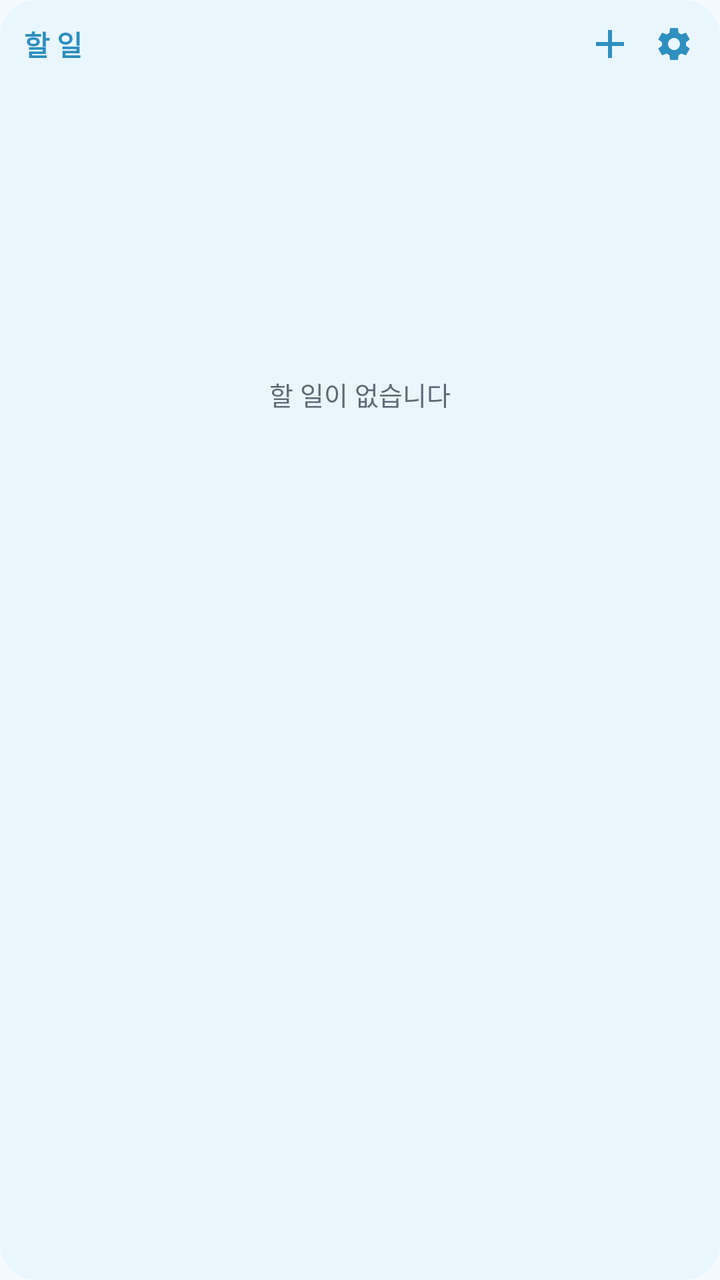
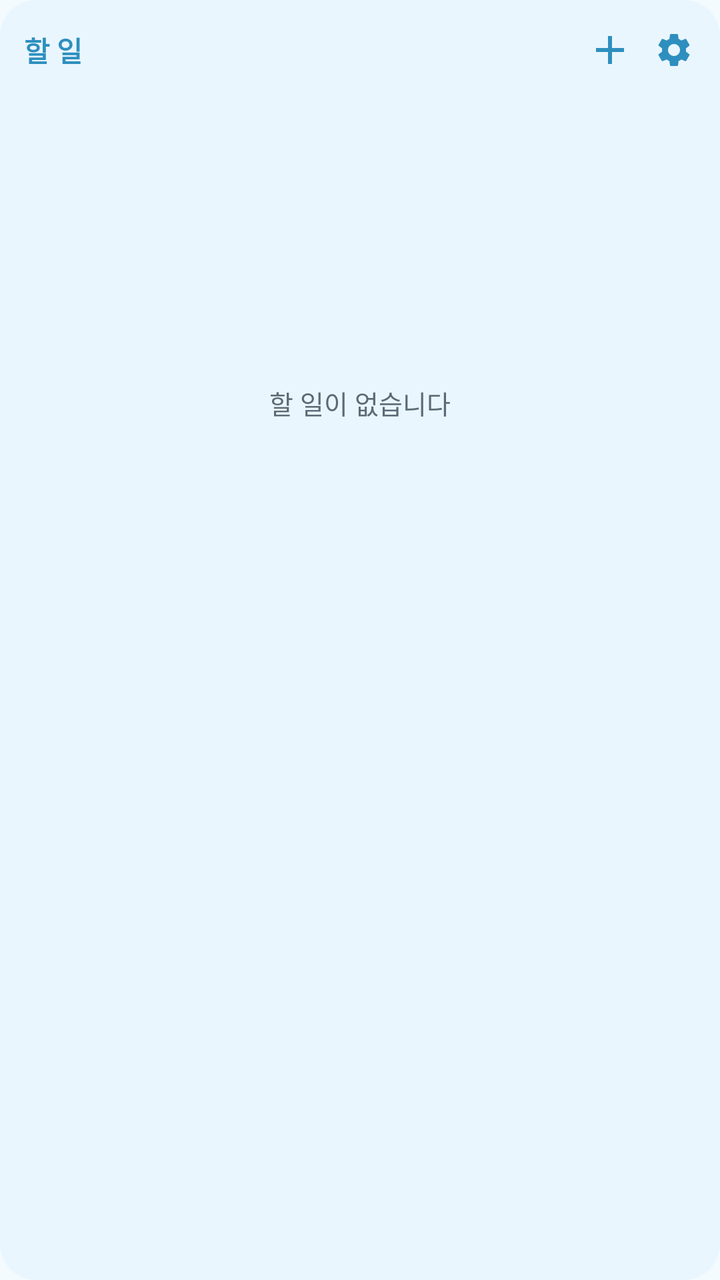

Before-and-after screenshots of an Android layout around one commit, followed by the original layout XML and the change that was made.
<!-- AndroidManifest.xml: application theme Theme.TodoLock -->
<!-- res/layout/widget_todo.xml -->
<?xml version="1.0" encoding="utf-8"?>
<LinearLayout xmlns:android="http://schemas.android.com/apk/res/android"
    android:layout_width="match_parent"
    android:layout_height="match_parent"
    android:orientation="vertical">

    
    <FrameLayout
        android:layout_width="match_parent"
        android:layout_height="wrap_content">

        <ImageView
            android:id="@+id/wHeadBg"
            android:layout_width="match_parent"
            android:layout_height="match_parent"
            android:scaleType="fitXY"
            android:src="@drawable/widget_head"
            android:contentDescription="@null" />

        <LinearLayout
            android:layout_width="match_parent"
            android:layout_height="wrap_content"
            android:orientation="horizontal"
            android:gravity="center_vertical"
            android:paddingStart="12dp"
            android:paddingEnd="8dp"
            android:paddingTop="7dp"
            android:paddingBottom="7dp">

            <TextView
                android:id="@+id/wCount"
                android:layout_width="0dp"
                android:layout_height="wrap_content"
                android:layout_weight="1"
                android:textSize="14sp"
                android:textStyle="bold"
                android:textColor="@color/sky_heading"
                android:maxLines="1"
                android:ellipsize="end"
                android:text="@string/widget_name" />

            <ImageView
                android:id="@+id/wAdd"
                android:layout_width="30dp"
                android:layout_height="30dp"
                android:padding="3dp"
                android:src="@drawable/ic_add"
                android:tint="@color/sky_heading"
                android:contentDescription="할 일 추가" />

            <ImageView
                android:id="@+id/wSettings"
                android:layout_width="30dp"
                android:layout_height="30dp"
                android:layout_marginStart="2dp"
                android:padding="5dp"
                android:src="@drawable/ic_settings"
                android:tint="@color/sky_heading"
                android:contentDescription="위젯 설정" />
        </LinearLayout>
    </FrameLayout>

    
    <FrameLayout
        android:layout_width="match_parent"
        android:layout_height="0dp"
        android:layout_weight="1">

        <ImageView
            android:id="@+id/wBg"
            android:layout_width="match_parent"
            android:layout_height="match_parent"
            android:scaleType="fitXY"
            android:src="@drawable/widget_bg"
            android:contentDescription="@null" />

        <LinearLayout
            android:layout_width="match_parent"
            android:layout_height="match_parent"
            android:orientation="vertical"
            android:padding="8dp">

            
            <TextView
                android:id="@+id/wEmpty"
                android:layout_width="match_parent"
                android:layout_height="0dp"
                android:layout_weight="1"
                android:gravity="center"
                android:textSize="13sp"
                android:textColor="@color/widget_text_dim"
                android:text="할 일이 없습니다" />

            <ListView
                android:id="@+id/wList"
                android:layout_width="match_parent"
                android:layout_height="0dp"
                android:layout_weight="1"
                android:divider="@null"
                android:dividerHeight="0dp" />
        </LinearLayout>
    </FrameLayout>
</LinearLayout>
<!-- resources referenced by this layout -->
<resources>
  <color name="sky_heading">#2E8FBF</color>
  <color name="widget_text_dim">#5A6B75</color>
  <!-- drawable ic_add (drawable) -->
  <?xml version="1.0" encoding="utf-8"?>
  <vector xmlns:android="http://schemas.android.com/apk/res/android"
      android:width="24dp"
      android:height="24dp"
      android:viewportWidth="24"
      android:viewportHeight="24">
      <path
          android:fillColor="@android:color/white"
          android:pathData="M19,13h-6v6h-2v-6H5v-2h6V5h2v6h6z" />
  </vector>
  <!-- drawable widget_bg (drawable) -->
  <?xml version="1.0" encoding="utf-8"?>
  <shape xmlns:android="http://schemas.android.com/apk/res/android"
      android:shape="rectangle">
      <solid android:color="@color/widget_bg" />
      <corners
          android:topLeftRadius="0dp"
          android:topRightRadius="0dp"
          android:bottomLeftRadius="18dp"
          android:bottomRightRadius="18dp" />
  </shape>
  <!-- drawable widget_head (drawable) -->
  <?xml version="1.0" encoding="utf-8"?>
  <shape xmlns:android="http://schemas.android.com/apk/res/android"
      android:shape="rectangle">
      <solid android:color="@color/widget_bg" />
      <corners
          android:topLeftRadius="18dp"
          android:topRightRadius="18dp"
          android:bottomLeftRadius="0dp"
          android:bottomRightRadius="0dp" />
  </shape>
  <string name="widget_name">할 일</string>
  <color name="widget_bg">#EAF6FE</color>
  <color name="md_primary">#2489B8</color>
  <color name="md_on_primary">#FFFFFF</color>
  <color name="md_primary_container">#DCF2FE</color>
  <color name="md_on_primary_container">#1B5673</color>
  <color name="md_secondary">#4E616D</color>
  <color name="md_on_secondary">#FFFFFF</color>
  <color name="md_secondary_container">#D1E5F4</color>
  <color name="md_on_secondary_container">#0A1E28</color>
  <color name="md_tertiary">#5F5B7D</color>
  <color name="md_on_tertiary">#FFFFFF</color>
  <color name="md_tertiary_container">#E5DEFF</color>
  <color name="md_on_tertiary_container">#1B1736</color>
  <color name="md_error">#BA1A1A</color>
  <color name="md_on_error">#FFFFFF</color>
  <color name="md_error_container">#FFDAD6</color>
  <color name="md_on_error_container">#410002</color>
  <color name="md_background">#F4FBFF</color>
  <color name="md_on_background">#2C3A42</color>
  <color name="md_surface">#F4FBFF</color>
  <color name="md_on_surface">#2C3A42</color>
  <color name="md_surface_variant">#E3EEF5</color>
  <color name="md_on_surface_variant">#5A6B75</color>
  <color name="md_outline">#9BB0BC</color>
  <color name="md_outline_variant">#D3E2EB</color>
  <color name="md_inverse_surface">#2E3133</color>
  <color name="md_inverse_on_surface">#EFF1F3</color>
  <color name="md_inverse_primary">#83CFFF</color>
  <color name="md_surface_dim">#DDEBF4</color>
  <color name="md_surface_bright">#FBFDFF</color>
  <color name="md_surface_container_lowest">#FFFFFF</color>
  <color name="md_surface_container_low">#F9FCFF</color>
  <color name="md_surface_container">#EFF8FE</color>
  <color name="md_surface_container_high">#E7F4FD</color>
  <color name="md_surface_container_highest">#DEEFFB</color>
  <color name="sky_bright">#4FBDE8</color>
  <!-- unchanged entries left out for length: 2 -->
</resources>

<!-- the commit's change to res/layout/widget_todo.xml (unified diff, before → after) -->
@@ -24,8 +24,8 @@
             android:gravity="center_vertical"
             android:paddingStart="12dp"
             android:paddingEnd="8dp"
-            android:paddingTop="7dp"
-            android:paddingBottom="7dp">
+            android:paddingTop="10dp"
+            android:paddingBottom="10dp">
 
             <TextView
                 android:id="@+id/wCount"
